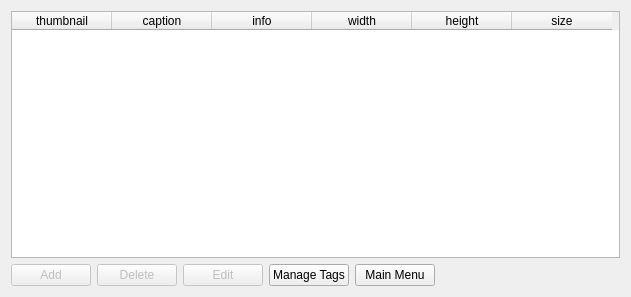
The window that qt/apps/configurator/forms/pictures.ui (Wolframe/qtClient) describes before a commit, drawn with Qt 5.
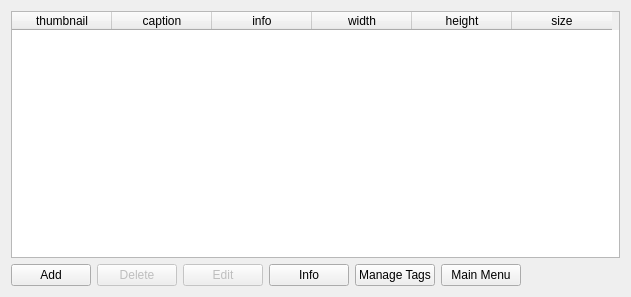
The same window after the commit.

Commit message: added show picture dialog

The edit to the form file:
```diff
--- a/qt/apps/configurator/forms/pictures.ui
+++ b/qt/apps/configurator/forms/pictures.ui
@@ -83,7 +83,7 @@
      <item>
       <widget class="QPushButton" name="add">
        <property name="enabled">
-        <bool>false</bool>
+        <bool>true</bool>
        </property>
        <property name="text">
         <string>Add</string>
@@ -146,6 +146,19 @@
        </property>
       </widget>
      </item>
+     <item>
+      <widget class="QPushButton" name="reset_2">
+       <property name="text">
+        <string>Info</string>
+       </property>
+       <property name="id" stdset="0">
+        <string notr="true">{picture.id}</string>
+       </property>
+       <property name="form" stdset="0">
+        <string>picture_show</string>
+       </property>
+      </widget>
+     </item>
      <item>
       <widget class="QPushButton" name="form1">
        <property name="text">
```
Left out of the diff: 8 changed lines with no effect on the pictures. The commit also changes 5 other files.
